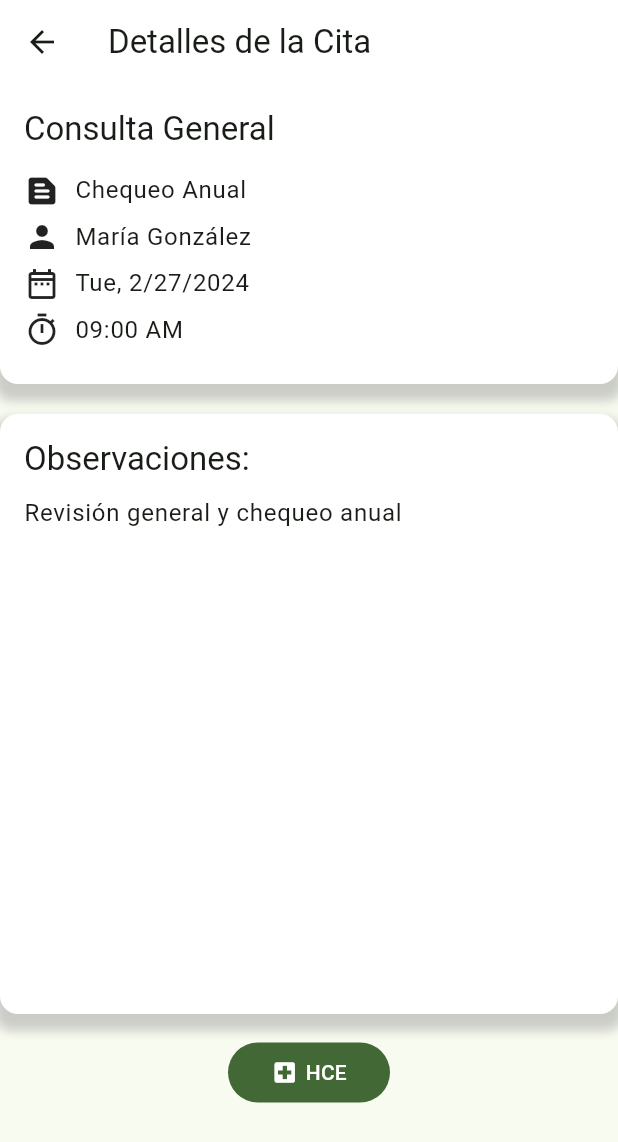
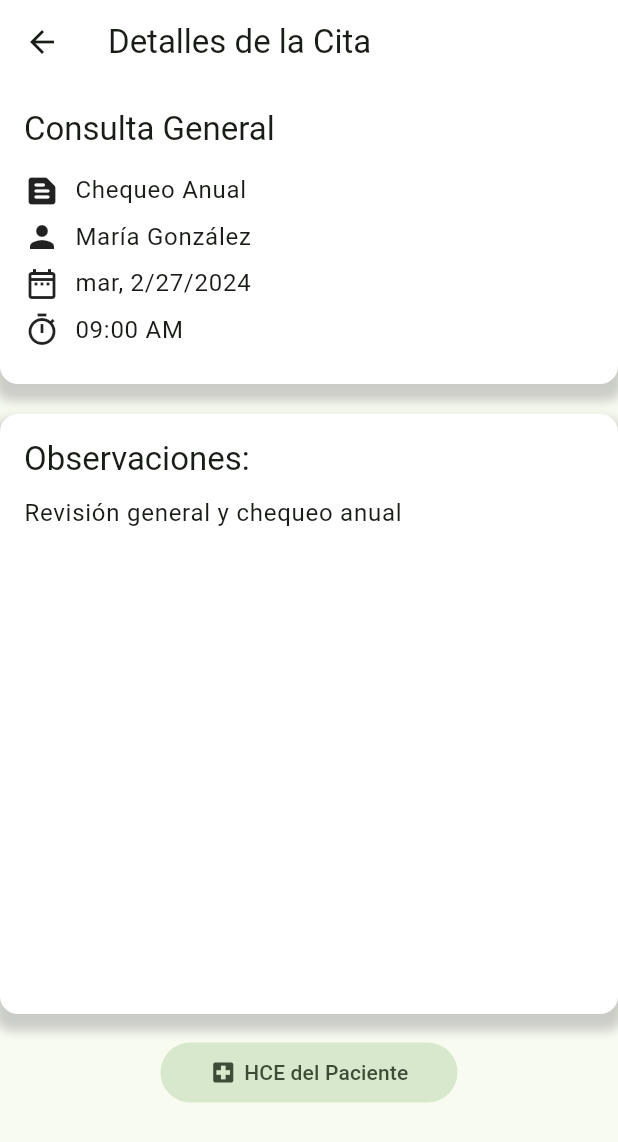
Before and after one commit to EFDEZZ/diary_app, a Flutter app: the screen it shows after launch, after a tap on "Consulta General", on a phone screen of 412 x 824 dp. Shown: the top 1142 px of the screen. Run offline on Flutter 3.47's test engine with Material 3 defaults, Android fonts, the phone set to English and light mode, and no system bars; our stand-ins replace go_router, table_calendar.

Commit message:
Formateo de codigo

```diff
--- a/lib/domain/entities/appointment.dart
+++ b/lib/domain/entities/appointment.dart
@@ -23,7 +23,7 @@ class Appointment {
       });
 
 String get formattedDate => DateFormat('dd-MM-yyyy').format(date);
-String get formattedmonth => DateFormat('EEE, M/d/y').format(date);
+String get formattedmonth => DateFormat('EEE, M/d/y', 'es_ES').format(date);
 }
 // Codigo provisional (Solo para design)
 
--- a/lib/presentation/screens/appointment_details_screen.dart
+++ b/lib/presentation/screens/appointment_details_screen.dart
@@ -169,10 +169,10 @@ class _AppointmentDetailView extends StatelessWidget {
           const SizedBox(
             height: 15,
           ),
-          FilledButton(
+          FilledButton.tonal(
               onPressed: () {},
               child: const SizedBox(
-                width: 60,
+                width: 150,
                 child: Row(
                   mainAxisAlignment: MainAxisAlignment.center,
                   children: [
@@ -180,7 +180,7 @@ class _AppointmentDetailView extends StatelessWidget {
                     SizedBox(
                       width: 5,
                     ),
-                    Text("HCE")
+                    Text("HCE del Paciente")
                   ],
                 ),
               ))
```
